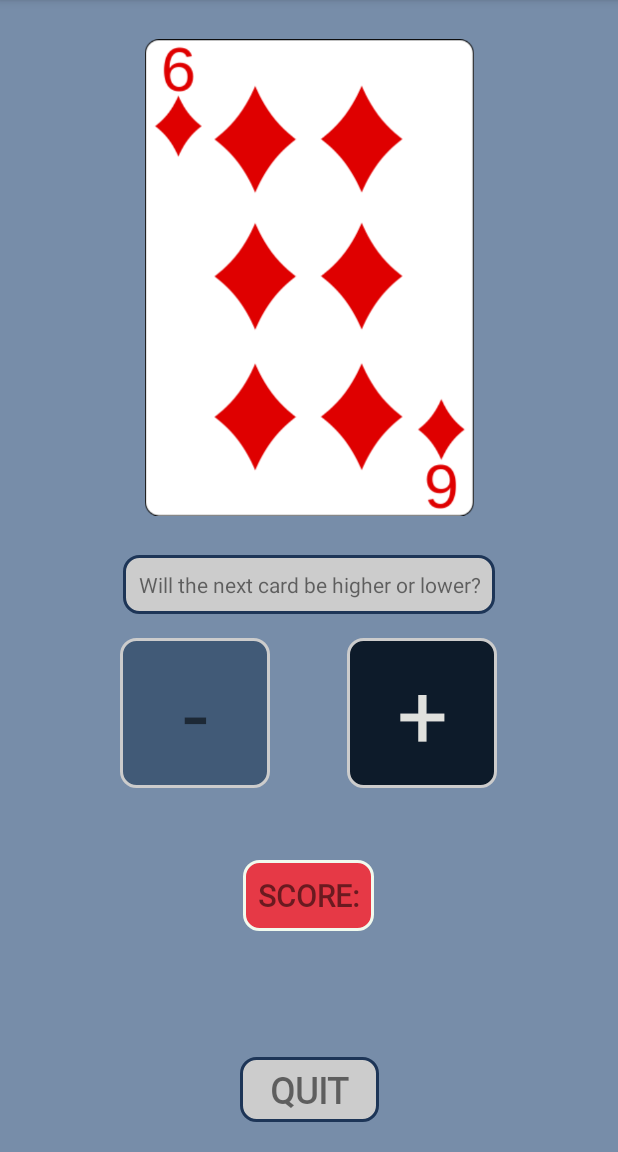
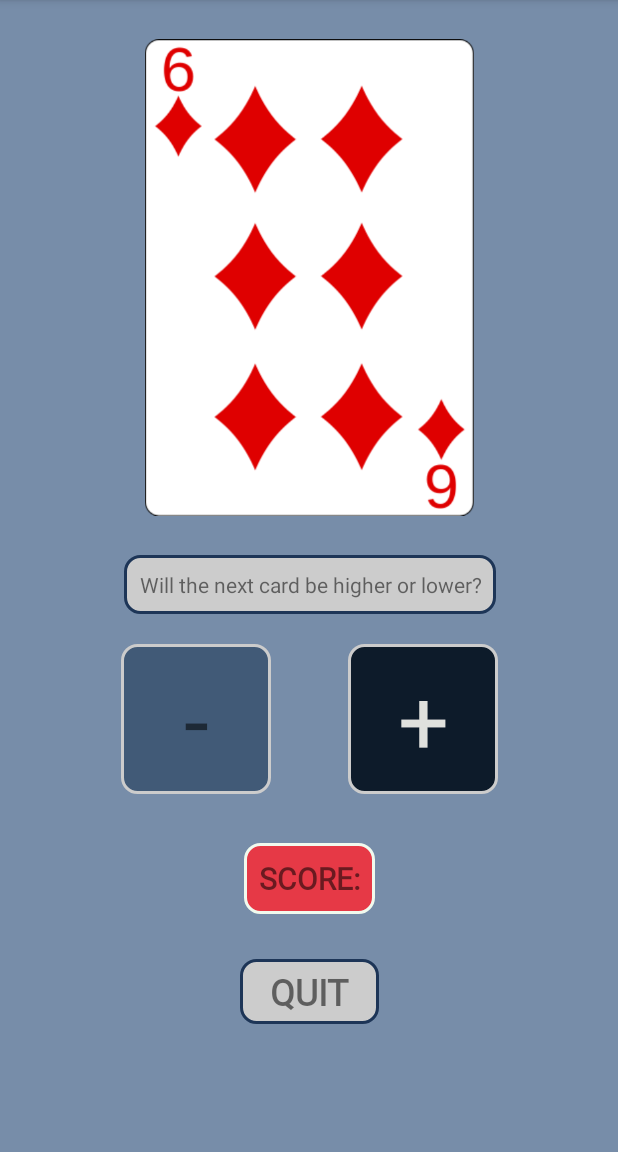
Before and after one commit to braindome/CardGuess, an Android app: the GameActivity screen opened directly, with no data from a screen before it, on a phone screen of 412 x 824 dp, the part 84-1236 px from its top. Run offline under Robolectric (Android 15) with nearby library versions, the phone set to English and light mode, and no system bars.

Commit message:
Layout fixes

```diff
--- a/app/src/main/res/layout/activity_game.xml
+++ b/app/src/main/res/layout/activity_game.xml
@@ -16,63 +16,24 @@
         app:layout_constraintStart_toStartOf="parent"
         app:layout_constraintTop_toTopOf="parent" />
 
-    <TextView
-        android:id="@+id/gameTextView"
-        android:layout_width="wrap_content"
-        android:layout_height="wrap_content"
-        android:layout_marginTop="10dp"
-        android:background="@drawable/rounded_corner_view"
-        android:gravity="center"
-        android:padding="10dp"
-        android:text="@string/game_desc"
-        android:textAlignment="center"
+    <androidx.constraintlayout.widget.ConstraintLayout
+        android:layout_width="387dp"
+        android:layout_height="352dp"
+        android:layout_marginStart="1dp"
+        android:layout_marginEnd="1dp"
+        android:layout_marginBottom="1dp"
+        app:layout_constraintBottom_toBottomOf="parent"
         app:layout_constraintEnd_toEndOf="parent"
         app:layout_constraintStart_toStartOf="parent"
-        app:layout_constraintTop_toBottomOf="@+id/randomCardImgView" />
-
-    <TextView
-        android:id="@+id/streakTextView"
-        android:layout_width="wrap_content"
-        android:layout_height="wrap_content"
-        android:layout_marginTop="80dp"
-        android:background="@drawable/rounded_corner_red"
-        android:fontFamily="@font/unkempt"
-        android:padding="10dp"
-        android:text="@string/score_counter"
-        android:textAlignment="center"
-        android:textSize="20sp"
-        android:textStyle="bold"
-        app:layout_constraintBottom_toTopOf="@+id/quitButtonView"
-        app:layout_constraintEnd_toEndOf="parent"
-        app:layout_constraintHorizontal_bias="0.498"
-        app:layout_constraintStart_toStartOf="parent"
-        app:layout_constraintTop_toBottomOf="@+id/gameTextView" />
-
-    <TextView
-        android:id="@+id/quitButtonView"
-        android:layout_width="wrap_content"
-        android:layout_height="wrap_content"
-        android:layout_marginBottom="20dp"
-        android:background="@drawable/rounded_corner_view"
-        android:fontFamily="@font/unkempt"
-        android:paddingLeft="20dp"
-        android:paddingTop="5dp"
-        android:paddingRight="20dp"
-        android:paddingBottom="5dp"
-        android:text="QUIT"
-        android:textAlignment="center"
-        android:textSize="24sp"
-        android:textStyle="bold"
-        app:layout_constraintBottom_toBottomOf="parent"
-        app:layout_constraintEnd_toEndOf="parent"
-        app:layout_constraintStart_toStartOf="parent" />
+        app:layout_constraintTop_toBottomOf="@+id/randomCardImgView"
+        app:layout_constraintVertical_bias="0.0">
 
         <TextView
             android:id="@+id/minusButtonView"
             android:layout_width="100dp"
             android:layout_height="100dp"
-        android:layout_marginStart="80dp"
-        android:layout_marginTop="16dp"
+            android:layout_marginStart="68dp"
+            android:layout_marginTop="20dp"
             android:background="@drawable/rounded_corner_light"
             android:gravity="center"
             android:text="-"
@@ -86,9 +47,8 @@
             android:id="@+id/plusButtonView"
             android:layout_width="100dp"
             android:layout_height="100dp"
-        android:layout_marginStart="50dp"
-        android:layout_marginTop="16dp"
-        android:layout_marginEnd="80dp"
+            android:layout_marginTop="20dp"
+            android:layout_marginEnd="68dp"
             android:background="@drawable/rounded_corner_dark"
             android:gravity="center"
             android:text="+"
@@ -96,6 +56,64 @@
             android:textColor="#E0E1DD"
             android:textSize="60sp"
             app:layout_constraintEnd_toEndOf="parent"
-        app:layout_constraintStart_toEndOf="@+id/minusButtonView"
             app:layout_constraintTop_toBottomOf="@+id/gameTextView" />
+
+        <TextView
+            android:id="@+id/streakTextView"
+            android:layout_width="wrap_content"
+            android:layout_height="wrap_content"
+            android:layout_marginTop="50dp"
+            android:background="@drawable/rounded_corner_red"
+            android:fontFamily="@font/unkempt"
+            android:padding="10dp"
+            android:text="@string/score_counter"
+            android:textAlignment="center"
+            android:textSize="20sp"
+            android:textStyle="bold"
+            app:layout_constraintBottom_toBottomOf="parent"
+            app:layout_constraintEnd_toEndOf="parent"
+            app:layout_constraintStart_toStartOf="parent"
+            app:layout_constraintTop_toBottomOf="@+id/gameTextView" />
+
+        <TextView
+            android:id="@+id/quitButtonView"
+            android:layout_width="wrap_content"
+            android:layout_height="wrap_content"
+            android:background="@drawable/rounded_corner_view"
+            android:fontFamily="@font/unkempt"
+            android:paddingLeft="20dp"
+            android:paddingTop="5dp"
+            android:paddingRight="20dp"
+            android:paddingBottom="5dp"
+            android:text="QUIT"
+            android:textAlignment="center"
+            android:textSize="24sp"
+            android:textStyle="bold"
+            app:layout_constraintBottom_toBottomOf="parent"
+            app:layout_constraintEnd_toEndOf="parent"
+            app:layout_constraintStart_toStartOf="parent"
+            app:layout_constraintTop_toBottomOf="@+id/streakTextView" />
+
+        <TextView
+            android:id="@+id/gameTextView"
+            android:layout_width="wrap_content"
+            android:layout_height="wrap_content"
+            android:layout_marginTop="10dp"
+            android:background="@drawable/rounded_corner_view"
+            android:gravity="center"
+            android:padding="10dp"
+            android:text="@string/game_desc"
+            android:textAlignment="center"
+            app:layout_constraintEnd_toEndOf="parent"
+            app:layout_constraintStart_toStartOf="parent"
+            app:layout_constraintTop_toTopOf="parent" />
+
+        <androidx.constraintlayout.widget.Barrier
+            android:layout_width="wrap_content"
+            android:layout_height="wrap_content"
+            app:barrierDirection="left"
+            tools:layout_editor_absoluteX="190dp"
+            tools:layout_editor_absoluteY="156dp" />
+
     </androidx.constraintlayout.widget.ConstraintLayout>
+</androidx.constraintlayout.widget.ConstraintLayout>
```
Lines whose indentation alone changed are shown as unchanged.
